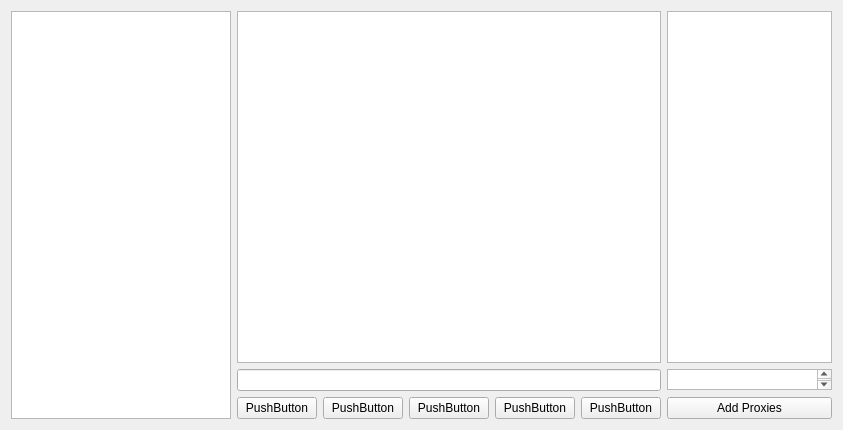
First picture: the form in QT_Test/qt_test.ui, repository grasmanek94/PACB-PROJECT-ChatBot-QT-V3, before the edit.
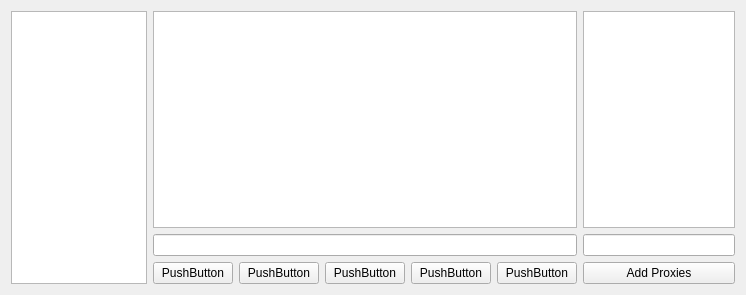
Second picture: the form after the edit. Icons and pictures are not drawn.

```diff
--- a/QT_Test/qt_test.ui
+++ b/QT_Test/qt_test.ui
@@ -6,8 +6,8 @@
    <rect>
     <x>0</x>
     <y>0</y>
-    <width>843</width>
-    <height>430</height>
+    <width>721</width>
+    <height>291</height>
    </rect>
   </property>
   <property name="windowTitle">
@@ -30,22 +30,6 @@
    <layout class="QGridLayout" name="gridLayout_2">
     <item row="0" column="1">
      <layout class="QGridLayout" name="gridLayout">
-      <item row="2" column="1">
-       <widget class="QPlainTextEdit" name="chatProxyInput">
-        <property name="minimumSize">
-         <size>
-          <width>152</width>
-          <height>0</height>
-         </size>
-        </property>
-        <property name="maximumSize">
-         <size>
-          <width>201</width>
-          <height>21</height>
-         </size>
-        </property>
-       </widget>
-      </item>
       <item row="3" column="0">
        <layout class="QHBoxLayout" name="horizontalLayout">
         <item>
@@ -95,8 +79,8 @@
         </property>
         <property name="maximumSize">
          <size>
-          <width>201</width>
-          <height>16777215</height>
+          <width>152</width>
+          <height>23</height>
          </size>
         </property>
         <property name="text">
@@ -134,7 +118,17 @@
         </property>
         <property name="maximumSize">
          <size>
-          <width>201</width>
+          <width>152</width>
+          <height>16777215</height>
+         </size>
+        </property>
+       </widget>
+      </item>
+      <item row="2" column="1">
+       <widget class="QLineEdit" name="chatProxyInput">
+        <property name="maximumSize">
+         <size>
+          <width>152</width>
           <height>16777215</height>
          </size>
         </property>
```
